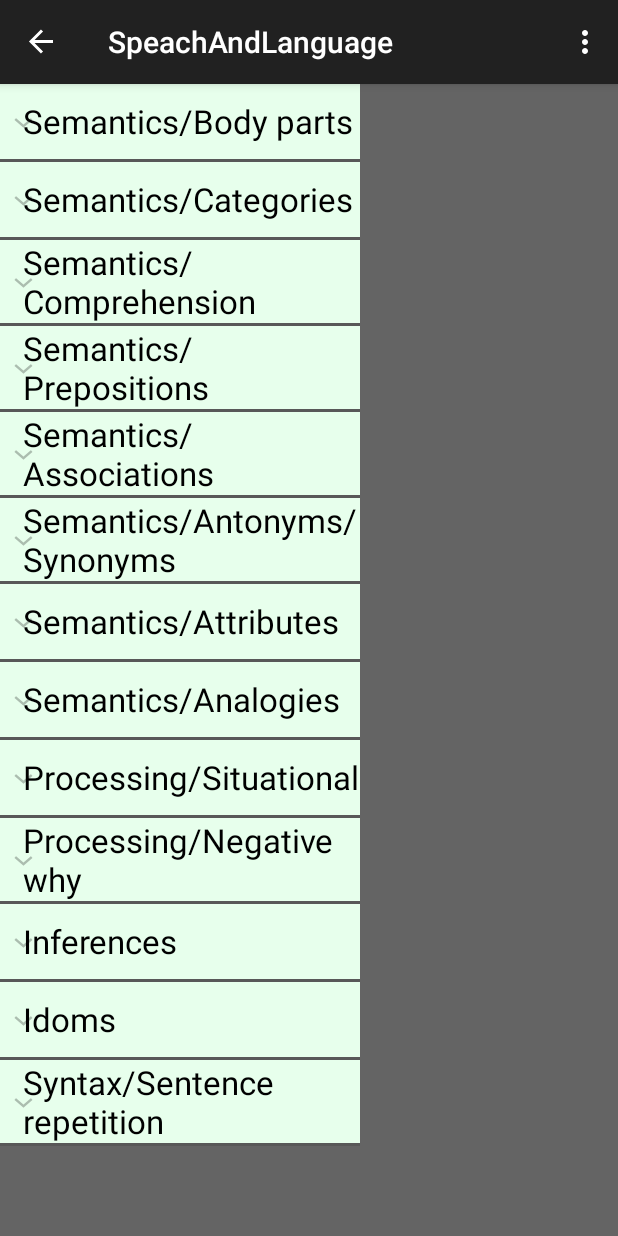
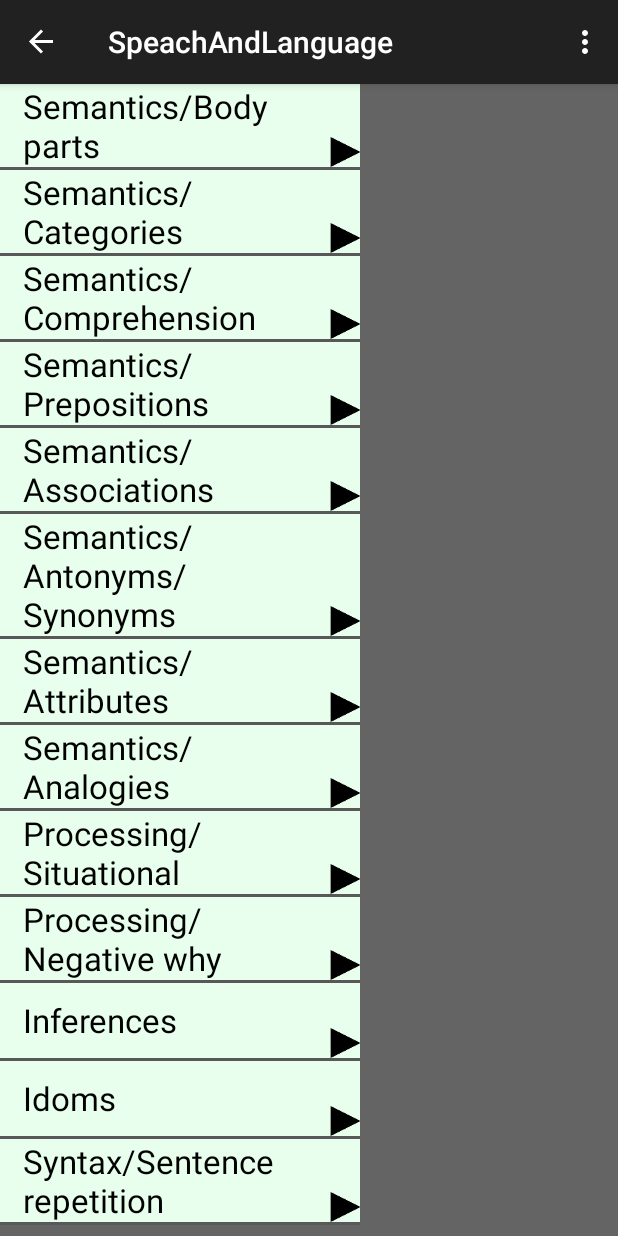
Before and after one commit to KarlClark/SpeechAndLanguageRepo, an Android app: the screen it shows after launch (FlowControlActivity), with the side drawer open, on a phone screen of 412 x 824 dp. Run offline under Robolectric (Android 15) with nearby library versions, the phone set to English and light mode, and no system bars.

Commit message:
Add custom selector to ExpandableListView.

```diff
--- a/app/src/main/java/com/neuroleap/speachandlanguage/DrawerListAdapter.java
+++ b/app/src/main/java/com/neuroleap/speachandlanguage/DrawerListAdapter.java
@@ -6,6 +6,7 @@ import android.view.LayoutInflater;
 import android.view.View;
 import android.view.ViewGroup;
 import android.widget.BaseExpandableListAdapter;
+import android.widget.ImageView;
 import android.widget.TextView;
 
 import com.neuroleap.speachandlanguage.Models.Question;
@@ -77,6 +78,16 @@ public class DrawerListAdapter extends BaseExpandableListAdapter {
         Log.i(TAG,"here 1");
         TextView tvGroupItem = (TextView)convertView.findViewById(R.id.tvGroupItem);
         tvGroupItem.setText(mCategories.get(groupPosition).getText());
+        ImageView ivSelector = (ImageView)convertView.findViewById(R.id.ivSelector);
+        String drawableFileName;
+
+            if(isExpanded){
+                drawableFileName = "down_arrow";
+            }else{
+                drawableFileName = "right_arrow";
+            }
+        int resId = mContext.getResources().getIdentifier(drawableFileName, "drawable", mContext.getPackageName());
+        ivSelector.setImageResource(resId);
 
         return convertView;
     }
--- a/app/src/main/res/layout/activity_flow_control.xml
+++ b/app/src/main/res/layout/activity_flow_control.xml
@@ -15,5 +15,6 @@
         android:layout_height="match_parent"
         android:layout_gravity="start"
         android:choiceMode="singleChoice"
+        android:groupIndicator="@null"
         android:dividerHeight="2dp" />
 </android.support.v4.widget.DrawerLayout>
--- a/app/src/main/res/layout/list_group.xml
+++ b/app/src/main/res/layout/list_group.xml
@@ -1,6 +1,7 @@
 <?xml version="1.0" encoding="utf-8"?>
 <RelativeLayout xmlns:android="http://schemas.android.com/apk/res/android"
     android:layout_width="match_parent" android:layout_height="match_parent"
+    android:background="#ffe7ffec"
     android:id="@+id/rlListItem">
 
     <TextView
@@ -12,11 +13,20 @@
         android:layout_alignParentTop="true"
         android:layout_alignParentLeft="true"
         android:layout_alignParentStart="true"
-        android:layout_alignParentRight="true"
-        android:layout_alignParentEnd="true"
         android:minHeight="50dp"
         android:gravity="center_vertical"
-        android:background="#ffe7ffec"
+
+        android:textColor="@android:color/black"
         android:paddingLeft="15dp"
-        android:textColor="@android:color/black" />
+        android:layout_toLeftOf="@+id/ivSelector"
+        android:layout_toStartOf="@+id/ivSelector"
+        android:paddingRight="5dp" />
+
+    <ImageView
+        android:layout_width="20dp"
+        android:layout_height="20dp"
+        android:id="@+id/ivSelector"
+        android:layout_alignBottom="@+id/tvGroupItem"
+        android:layout_alignParentRight="true"
+        android:layout_alignParentEnd="true" />
 </RelativeLayout>
```
Also changed, not shown: app/src/main/res/drawable/down_arrow.png (added), app/src/main/res/drawable/right_arrow.png (added).
